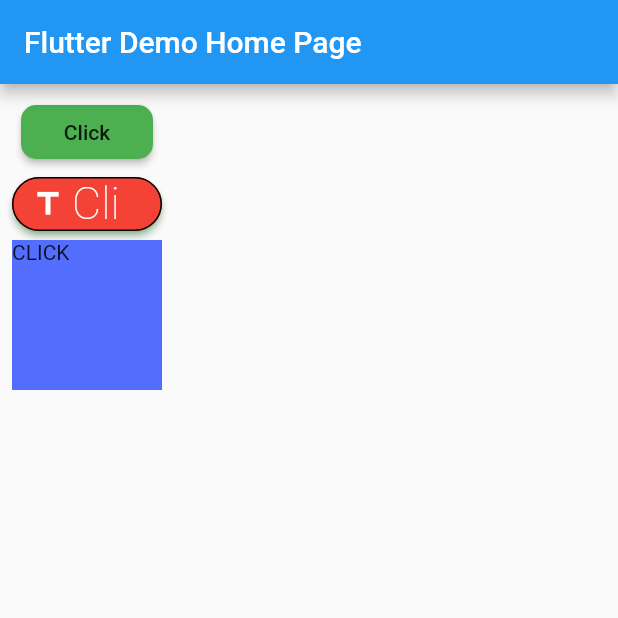
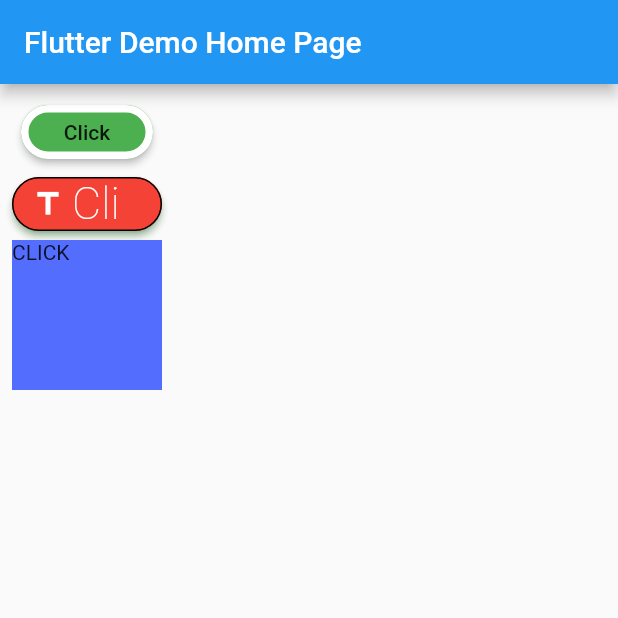
Before and after one commit to rajoanrahman100/rowandwidget, a Flutter app: the screen it shows after launch, on a phone screen of 412 x 824 dp, the top half of it. Run offline on Flutter 3.47's test engine with Material 2 defaults, Android fonts, the phone set to English and light mode, and no system bars.

Commit message:
first commit

```diff
--- a/lib/main.dart
+++ b/lib/main.dart
@@ -57,7 +57,8 @@ class _MyHomePageState extends State<MyHomePage> {
                 },
                 color: Colors.green,
                 splashColor: Colors.red,
-                shape: RoundedRectangleBorder(borderRadius: BorderRadius.circular(10.0)),
+                // shape: RoundedRectangleBorder(borderRadius: BorderRadius.circular(10.0)),
+                shape: StadiumBorder(side: const BorderSide(color: Colors.white,width: 5)),
                 child: const Text("Click"),
               ),
               ElevatedButton.icon(
```
